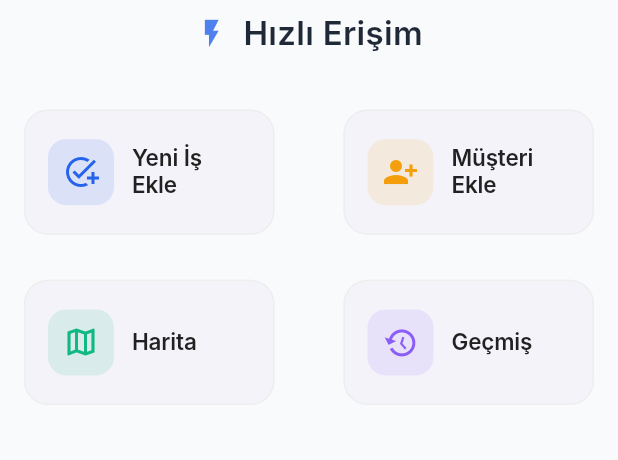
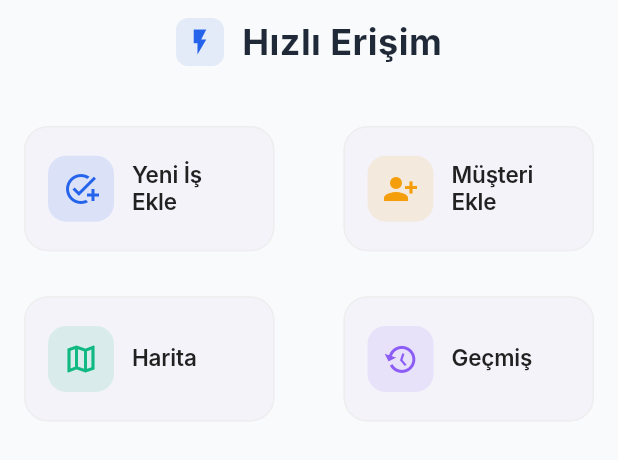
Before and after one commit to alparslan166/su-aritma-crm, a Flutter app: the _QuickActionsSection widget shown alone on an empty page, opened directly, on a phone screen of 412 x 824 dp. Shown: the top 460 px of the screen. Run offline on Flutter 3.47's test engine with Material 3 defaults, Android fonts, the phone set to English and light mode, and no system bars; our stand-ins replace dio, equatable, firebase_core, firebase_messaging, fl_chart, flutter_hooks and 11 more; accounts and stored records are empty; network calls fail; Roboto replaces fonts that are missing (Inter).

Commit message:
style: Make Quick Actions section header more prominent
- Added subtle background container for icon
- Increased font size to 24px
- Increased font weight to w700
- Better spacing and visual hierarchy
- Clean design without button-like appearance

```diff
--- a/apps/mobile/lib/features/dashboard/presentation/home_page_tab.dart
+++ b/apps/mobile/lib/features/dashboard/presentation/home_page_tab.dart
@@ -340,24 +340,31 @@ class _QuickActionsSection extends StatelessWidget {
       crossAxisAlignment: CrossAxisAlignment.start,
       children: [
         Padding(
-          padding: const EdgeInsets.symmetric(horizontal: 4, vertical: 8),
+          padding: const EdgeInsets.symmetric(horizontal: 4, vertical: 12),
           child: Row(
             mainAxisAlignment: MainAxisAlignment.center,
             children: [
-              Icon(
-                Icons.flash_on,
-                color: const Color(0xFF2563EB).withOpacity(0.8),
-                size: 22,
+              Container(
+                padding: const EdgeInsets.all(6),
+                decoration: BoxDecoration(
+                  color: const Color(0xFF2563EB).withOpacity(0.1),
+                  borderRadius: BorderRadius.circular(8),
+                ),
+                child: Icon(
+                  Icons.flash_on,
+                  color: const Color(0xFF2563EB),
+                  size: 20,
+                ),
               ),
-              const SizedBox(width: 10),
+              const SizedBox(width: 12),
               Text(
                 "Hızlı Erişim",
                 style: TextStyle(
-                  fontSize: 22,
-                  fontWeight: FontWeight.w600,
+                  fontSize: 24,
+                  fontWeight: FontWeight.w700,
                   color: const Color(0xFF1F2937),
-                  letterSpacing: 0.2,
-                  height: 1.3,
+                  letterSpacing: 0.3,
+                  height: 1.2,
                 ),
               ),
             ],
```
